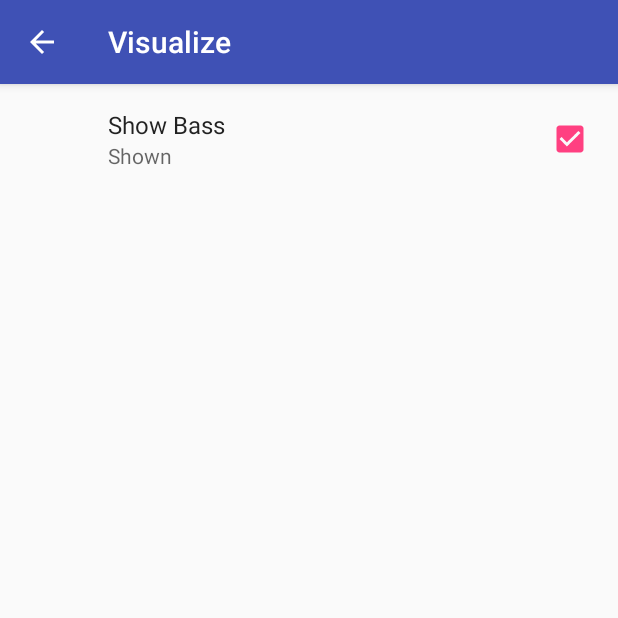
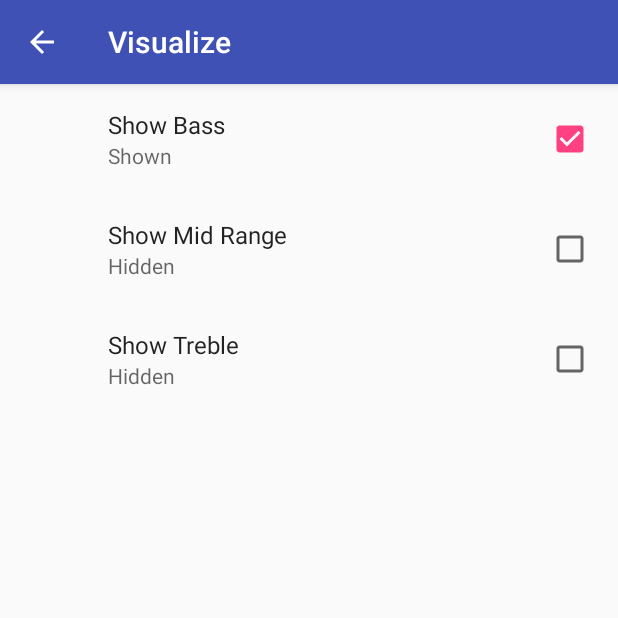
Before and after one commit to kuluruvineeth/CoreAndroidConcepts, an Android app: the VisualizerActivity screen opened directly, with no data from a screen before it, in the options menu, after a tap on "Settings", on a phone screen of 412 x 824 dp, the top half of it. Run offline under Robolectric (Android 15) with nearby library versions, the phone set to English and light mode, and no system bars; our stand-ins replace androidx.preference.

Commit message:
completed all TODO's.

```diff
--- a/app/src/main/java/android/example/com/visualizerpreferences/VisualizerActivity.java
+++ b/app/src/main/java/android/example/com/visualizerpreferences/VisualizerActivity.java
@@ -49,15 +49,15 @@ public class VisualizerActivity extends AppCompatActivity implements SharedPrefe
         setupPermissions();
     }
 
-    // TODO (4) Update the code in setupSharedPreferences and onSharedPreferenceChanged to update
+    // COMPLETED (4) Update the code in setupSharedPreferences and onSharedPreferenceChanged to update
     // mVisualizerView to show the current values stored in shared preferences.
     private void setupSharedPreferences() {
         // Get all of the values from shared preferences to set it up
         SharedPreferences sharedPreferences = PreferenceManager.getDefaultSharedPreferences(this);
         mVisualizerView.setShowBass(sharedPreferences.getBoolean(getString(R.string.pref_show_bass_key),
                 getResources().getBoolean(R.bool.pref_show_bass_default)));
-        mVisualizerView.setShowMid(true);
-        mVisualizerView.setShowTreble(true);
+        mVisualizerView.setShowMid(sharedPreferences.getBoolean(getString(R.string.pref_show_mid_range_key),getResources().getBoolean(R.bool.pref_show_mid_range_default)));
+        mVisualizerView.setShowTreble(sharedPreferences.getBoolean(getString(R.string.pref_show_treble_key),getResources().getBoolean(R.bool.pref_show_treble_default)));
         mVisualizerView.setMinSizeScale(1);
         mVisualizerView.setColor(getString(R.string.pref_color_red_value));
         // Register the listener
--- a/app/src/main/res/values/bools.xml
+++ b/app/src/main/res/values/bools.xml
@@ -1,5 +1,7 @@
 <?xml version="1.0" encoding="utf-8"?>
 <resources>
     <bool name="pref_show_bass_default">true</bool>
-    <!-- TODO (3) Add any extra booleans for the new checkboxes -->
+    <!-- COMPLETED (3) Add any extra booleans for the new checkboxes -->
+    <bool name="pref_show_mid_range_default">false</bool>
+    <bool name="pref_show_treble_default">false</bool>
 </resources>
--- a/app/src/main/res/values/strings.xml
+++ b/app/src/main/res/values/strings.xml
@@ -16,7 +16,12 @@
     <string name="pref_show_true">Shown</string>
     <string name="pref_show_false">Hidden</string>
 
-    <!-- TODO (2) Add all of the strings for the new checkboxes -->
+    <!-- COMPLETED (2) Add all of the strings for the new checkboxes -->
+    <string name="pref_show_mid_range_label">Show Mid Range</string>
+    <string name="pref_show_mid_range_key" translatable="false">show_mid_range</string>
+
+    <string name="pref_show_treble_label">Show Treble</string>
+    <string name="pref_show_treble_key" translatable="false">show_treble</string>
 
     <!-- Value in SharedPreferences for red color option -->
     <string name="pref_color_red_value" translatable="false">red</string>
--- a/app/src/main/res/xml/pref_visualizer.xml
+++ b/app/src/main/res/xml/pref_visualizer.xml
@@ -9,5 +9,18 @@
         android:summaryOn="@string/pref_show_true"
         android:title="@string/pref_show_bass_label" />
 
-    <!-- TODO (1) Add two more checkboxes for the treble and mid-range -->
+    <!-- COMPLETED (1) Add two more checkboxes for the treble and mid-range -->
+    <CheckBoxPreference
+        android:defaultValue="@bool/pref_show_mid_range_default"
+        android:key="@string/pref_show_mid_range_key"
+        android:summaryOff="@string/pref_show_false"
+        android:summaryOn="@string/pref_show_true"
+        android:title="@string/pref_show_mid_range_label" />
+
+    <CheckBoxPreference
+        android:defaultValue="@bool/pref_show_treble_default"
+        android:key="@string/pref_show_treble_key"
+        android:summaryOff="@string/pref_show_false"
+        android:summaryOn="@string/pref_show_true"
+        android:title="@string/pref_show_treble_label" />
 </PreferenceScreen>
```
